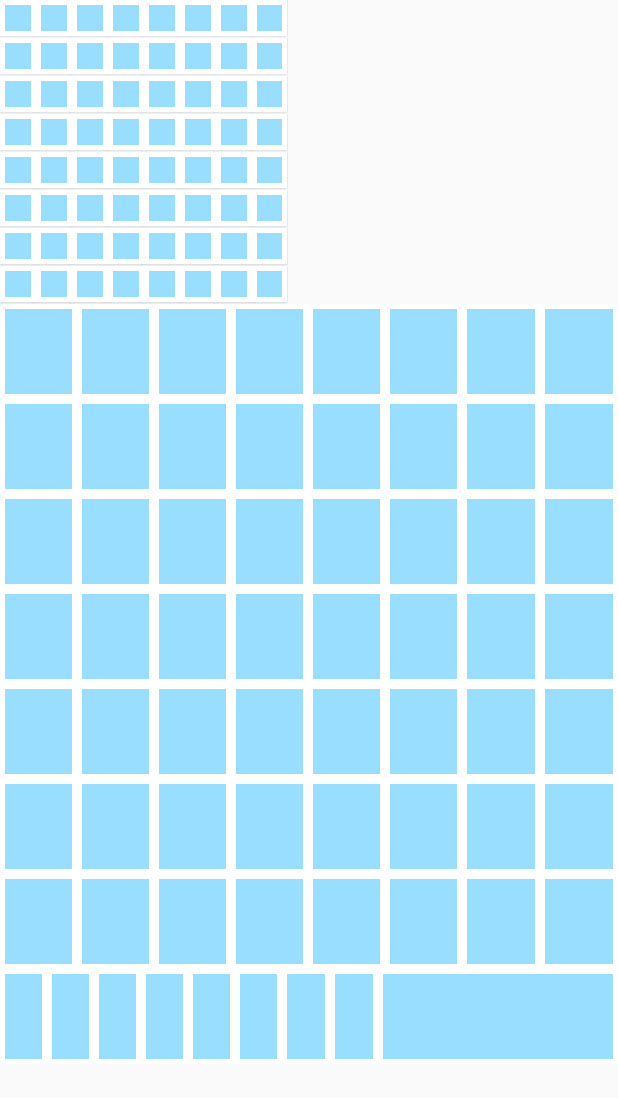
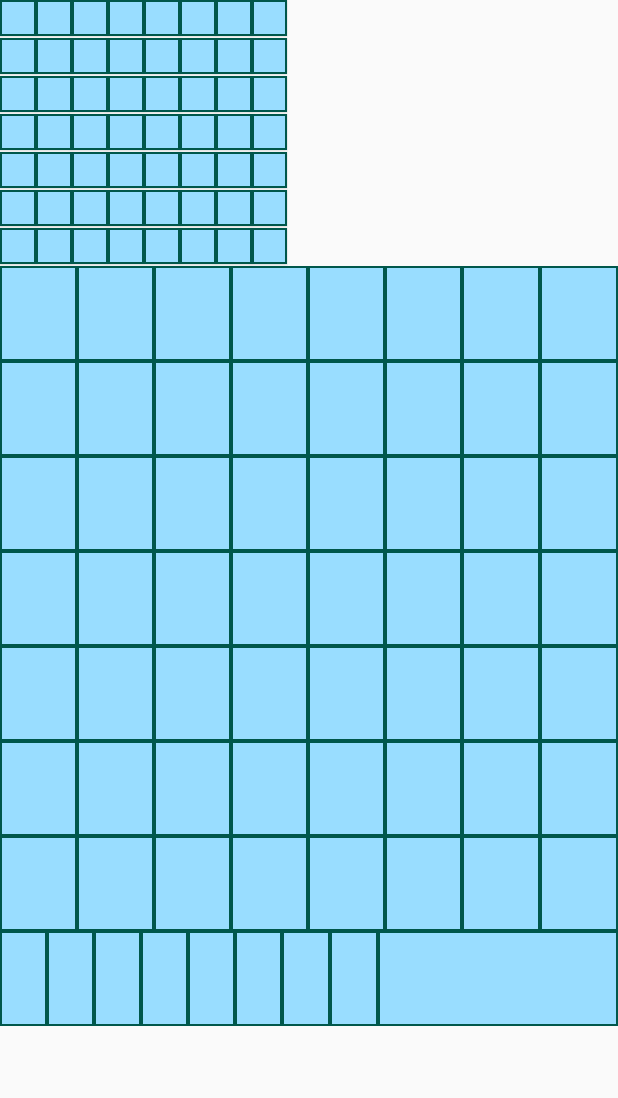
Before and after one commit to MarcBrejner/Battleshots, an Android app: the BattleActivity screen opened directly, with no data from a screen before it, on a phone screen of 412 x 824 dp. Shown: the top 1098 px of the screen. Run offline under Robolectric (Android 15) with nearby library versions, the phone set to English and light mode, and no system bars; our stand-ins replace Firebase (no records; nobody signed in at launch, a user with empty details on screens opened directly); 3 statements that could not run were skipped.

Commit message:
Can now put ships in the corners, still needs to fix bugs when overlaps.

```diff
--- a/app/src/main/java/com/example/battleshots/Player.java
+++ b/app/src/main/java/com/example/battleshots/Player.java
@@ -3,12 +3,15 @@
 import android.util.Log;
 
 import java.util.ArrayList;
+import java.util.Arrays;
+import java.util.HashSet;
 import java.util.List;
 
 public class Player {
     private String playerName;
     private int gridSize = 8;
-    public List<Point> grid, shipList;
+    public List<Point> grid;
+    public HashSet<Point> shipList;
     private List<Ship> ships;
     public boolean hasShip = false;
 
@@ -16,7 +19,7 @@
         this.playerName = name;
         grid = new ArrayList<>();
         ships = new ArrayList<>();
-        shipList = new ArrayList<>();
+        shipList = new HashSet<>();
         makeGrid();
     }
 
@@ -26,8 +29,8 @@
             Log.d("Ship Size: ",""+ ships.size());
         }
 
-            if (direction == Direction.DOWN && 0 > point.getY() - (length - 1) ||
-                    direction == Direction.UP && gridSize <= (length - 1) + point.getY() ||
+            if (direction == Direction.DOWN && 0 > point.getY() + (length - 1) ||
+                    direction == Direction.UP && gridSize <= (length - 1) - point.getY() ||
                     direction == Direction.LEFT && gridSize <= (length - 1) + point.getX() ||
                     direction == Direction.RIGHT && 0 > point.getX() - (length - 1)) {
                 hasShip = true;
@@ -44,6 +47,8 @@
 
 
     public boolean hasShipInside(Point point, Direction direction, int length) {
+        Log.d("Ships:", "ship_" + length + ": Direction - " + direction + " point" + point.toString());
+        Log.d("ShipsList:", Arrays.toString(shipList.toArray()));
         for (int i = 0; i < length; i++) {
             if (direction == Direction.LEFT && shipList.contains(new Point(point.getX() + i, point.getY()))) {
                 return true;
--- a/app/src/main/res/drawable/chosenbutton.xml
+++ b/app/src/main/res/drawable/chosenbutton.xml
@@ -3,7 +3,7 @@
        android:shape="rectangle">
     <stroke
         android:id="@+id/chosen_button"
-        android:width="3dp"
+        android:width="1dp"
         android:color="@color/white"
     />
     <solid android:color="@color/colorPrimary" />
--- a/app/src/main/res/drawable/defaultbutton.xml
+++ b/app/src/main/res/drawable/defaultbutton.xml
@@ -3,7 +3,7 @@
 android:shape="rectangle">
     <stroke
         android:id="@+id/default_button"
-        android:width="3dp"
-        android:color="@color/white" />
+        android:width="1dp"
+        android:color="@color/colorPrimaryDark" />
         <solid android:color="@color/blue" />
 </shape>
--- a/app/src/main/res/layout/activity_battle_mode.xml
+++ b/app/src/main/res/layout/activity_battle_mode.xml
@@ -4,89 +4,8 @@
               android:id="@+id/battle_map"
               android:layout_width="match_parent"
               android:layout_height="match_parent"
-              android:orientation="vertical"
               android:weightSum="13"
-              tools:context="BattleActivity">
-
-    <LinearLayout
-            android:id="@+id/row_0"
-            android:layout_width="192dp"
-            android:layout_height="0dp"
-            android:layout_weight="0.4"
-            android:padding="0dp">
-
-        <Button
-                android:id="@+id/button_a0"
-                android:layout_width="0dp"
-                android:layout_height="24dp"
-                android:layout_weight="0.4"
-                android:background="@drawable/defaultbutton"
-                android:onClick="onClick"/>
-
-        <Button
-                android:id="@+id/button_a1"
-                android:layout_width="0dp"
-                android:layout_height="24dp"
-                android:layout_weight="0.4"
-                android:background="@drawable/defaultbutton"
-                android:onClick="onClick"/>
-
-        <Button
-                android:id="@+id/button_a2"
-                android:layout_width="0dp"
-                android:layout_height="24dp"
-                android:layout_weight="0.4"
-                android:background="@drawable/defaultbutton"
-                android:onClick="onClick"
-                android:tag="2"/>
-
-        <Button
-                android:id="@+id/button_a3"
-                android:layout_width="0dp"
-                android:layout_height="24dp"
-                android:layout_weight="0.4"
-                android:background="@drawable/defaultbutton"
-                android:onClick="onClick"
-                android:tag="3"/>
-
-        <Button
-                android:id="@+id/button_a4"
-                android:layout_width="0dp"
-                android:layout_height="24dp"
-                android:layout_weight="0.4"
-                android:background="@drawable/defaultbutton"
-                android:onClick="onClick"
-                android:tag="4"/>
-
-        <Button
-                android:id="@+id/button_a5"
-                android:layout_width="0dp"
-                android:layout_height="24dp"
-                android:layout_weight="0.4"
-                android:background="@drawable/defaultbutton"
-                android:onClick="onClick"
-                android:tag="5"/>
-
-        <Button
-                android:id="@+id/button_a6"
-                android:layout_width="0dp"
-                android:layout_height="24dp"
-                android:layout_weight="0.4"
-                android:background="@drawable/defaultbutton"
-                android:onClick="onClick"
-                android:tag="6"/>
-
-        <Button
-                android:id="@+id/button_a7"
-                android:layout_width="0dp"
-                android:layout_height="24dp"
-                android:layout_weight="0.4"
-                android:background="@drawable/defaultbutton"
-                android:onClick="onClick"
-                android:tag="7"/>
-
-
-    </LinearLayout>
+              tools:context="BattleActivity" android:orientation="vertical">
 
     <LinearLayout
             android:layout_width="192dp"
```
Also changed, not shown: app/src/main/java/com/example/battleshots/setupActivity.java (+22 -44 lines).
